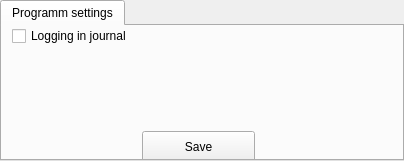
Before: the Qt Designer form UI_Designer files/settings.ui in je09/2VTT, drawn with Qt 5.
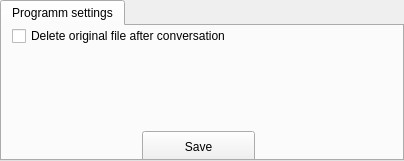
After: the same form once the commit is applied.

Commit message: Bump to 0.9.4. Delete original option

Diff of the .ui file:
```diff
--- a/UI_Designer files/settings.ui
+++ b/UI_Designer files/settings.ui
@@ -42,7 +42,7 @@
      </rect>
     </property>
     <property name="text">
-     <string>Logging in journal</string>
+     <string>Delete original file after conversation</string>
     </property>
    </widget>
    <widget class="QPushButton" name="saveButton">
```
Left out of the diff: 2 changed lines with no effect on the pictures. The commit also changes 6 other files.
